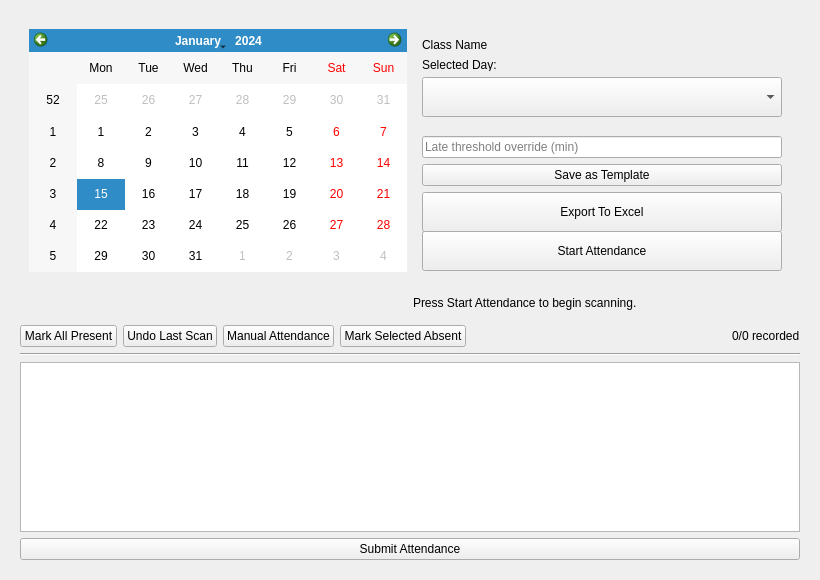
The window that ui/take_attendance_window.ui (imndllnuri/students-attendance-app) describes before a commit, drawn with Qt 5.
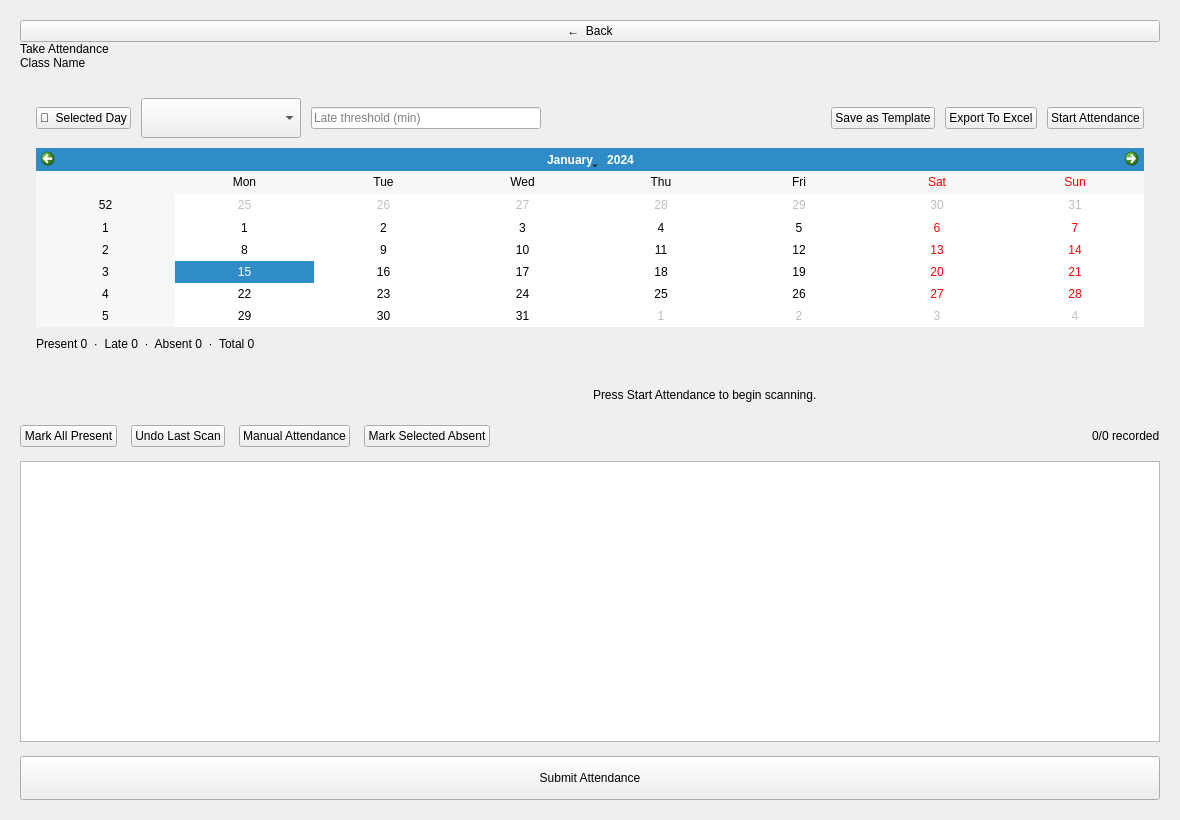
The same window after the commit.

Commit message: AttendU redesign: Take Attendance, roster-prominent custom layout

Diff of the .ui file:
```diff
--- a/ui/take_attendance_window.ui
+++ b/ui/take_attendance_window.ui
@@ -6,213 +6,196 @@
    <rect>
     <x>0</x>
     <y>0</y>
-    <width>820</width>
-    <height>580</height>
+    <width>1180</width>
+    <height>820</height>
    </rect>
   </property>
   <property name="windowTitle">
    <string>Take Attendance</string>
   </property>
-  <layout class="QVBoxLayout" name="verticalLayout_2">
+  <layout class="QVBoxLayout" name="root_layout">
+   <property name="leftMargin"><number>20</number></property>
+   <property name="topMargin"><number>20</number></property>
+   <property name="rightMargin"><number>20</number></property>
+   <property name="bottomMargin"><number>20</number></property>
+   <property name="spacing"><number>14</number></property>
    <item>
-    <widget class="QWidget" name="widget" native="true">
-     <layout class="QGridLayout" name="gridLayout">
-      <item row="1" column="0">
-       <widget class="QFrame" name="scan_status_card">
-        <layout class="QHBoxLayout" name="scan_status_layout">
-         <item>
-          <widget class="QLabel" name="scan_status_icon_lbl">
-           <property name="minimumSize"><size><width>24</width><height>0</height></size></property>
-           <property name="text"><string/></property>
-          </widget>
-         </item>
-         <item>
-          <widget class="QLabel" name="scan_status_text_lbl">
-           <property name="text"><string>Press Start Attendance to begin scanning.</string></property>
-          </widget>
-         </item>
-        </layout>
-       </widget>
-      </item>
-      <item row="2" column="0">
-       <layout class="QHBoxLayout" name="attendance_actions_row">
+    <layout class="QVBoxLayout" name="attendance_header_layout">
+     <property name="spacing"><number>0</number></property>
+     <item>
+      <widget class="QPushButton" name="back_to_class_btn">
+       <property name="text"><string>←  Back</string></property>
+      </widget>
+     </item>
+     <item>
+      <widget class="QLabel" name="attendance_page_title_lbl">
+       <property name="text"><string>Take Attendance</string></property>
+      </widget>
+     </item>
+     <item>
+      <widget class="QLabel" name="attendance_class_name_lbl">
+       <property name="text"><string>Class Name</string></property>
+      </widget>
+     </item>
+    </layout>
+   </item>
+   <item>
+    <widget class="QFrame" name="control_strip_card">
+     <layout class="QVBoxLayout" name="control_strip_card_layout">
+      <property name="leftMargin"><number>16</number></property>
+      <property name="topMargin"><number>14</number></property>
+      <property name="rightMargin"><number>16</number></property>
+      <property name="bottomMargin"><number>14</number></property>
+      <property name="spacing"><number>10</number></property>
+      <item>
+       <layout class="QHBoxLayout" name="control_strip_top_row">
         <item>
-         <widget class="QPushButton" name="mark_all_present_btn">
-          <property name="text"><string>Mark All Present</string></property>
+         <widget class="QPushButton" name="date_toggle_btn">
+          <property name="checkable"><bool>true</bool></property>
+          <property name="text"><string>📅  Selected Day</string></property>
          </widget>
         </item>
         <item>
-         <widget class="QPushButton" name="undo_last_scan_btn">
-          <property name="text"><string>Undo Last Scan</string></property>
+         <widget class="QComboBox" name="hours_comboBox">
+          <property name="minimumSize">
+           <size><width>160</width><height>40</height></size>
+          </property>
          </widget>
         </item>
         <item>
-         <widget class="QPushButton" name="manual_attendance_btn">
-          <property name="text"><string>Manual Attendance</string></property>
-          <property name="toolTip"><string>Mark a student's attendance without an RFID scan</string></property>
+         <widget class="QLineEdit" name="late_threshold_override_le">
+          <property name="maximumSize"><size><width>230</width><height>16777215</height></size></property>
+          <property name="minimumSize"><size><width>170</width><height>0</height></size></property>
+          <property name="placeholderText">
+           <string>Late threshold (min)</string>
+          </property>
          </widget>
         </item>
         <item>
-         <widget class="QPushButton" name="mark_selected_absent_btn">
-          <property name="text"><string>Mark Selected Absent</string></property>
-          <property name="toolTip"><string>Explicitly record chosen students as absent (e.g. a cancelled session)</string></property>
+         <widget class="QLabel" name="session_countdown_lbl">
+          <property name="text">
+           <string/>
+          </property>
          </widget>
         </item>
         <item>
-         <spacer name="attendance_actions_spacer">
+         <spacer name="control_strip_spacer">
           <property name="orientation"><enum>Qt::Horizontal</enum></property>
     <property name="sizeType"><enum>QSizePolicy::Expanding</enum></property>
-    <property name="sizeHint" stdset="0"><size><width>40</width><height>20</height></size></property>
+    <property name="sizeHint" stdset="0"><size><width>20</width><height>20</height></size></property>
    </spacer>
         </item>
         <item>
-         <widget class="QLabel" name="attendance_progress_lbl">
-          <property name="text"><string>0/0 recorded</string></property>
+         <widget class="QPushButton" name="save_session_template_btn">
+          <property name="text">
+           <string>Save as Template</string>
+          </property>
+          <property name="toolTip">
+           <string>Remember this time slot and late-threshold override for next time</string>
+          </property>
+         </widget>
+        </item>
+        <item>
+         <widget class="QPushButton" name="export_to_excel_btn">
+          <property name="text">
+           <string>Export To Excel</string>
+          </property>
+         </widget>
+        </item>
+        <item>
+         <widget class="QPushButton" name="start_attendance_btn">
+          <property name="text">
+           <string>Start Attendance</string>
+          </property>
          </widget>
         </item>
        </layout>
       </item>
-      <item row="3" column="0">
-       <widget class="Line" name="line">
-        <property name="orientation">
-         <enum>Qt::Horizontal</enum>
+      <item>
+       <widget class="QCalendarWidget" name="calendarWidget">
+        <property name="visible"><bool>false</bool></property>
+        <property name="maximumSize">
+         <size>
+          <width>16777215</width>
+          <height>280</height>
+         </size>
         </property>
        </widget>
       </item>
-      <item row="4" column="0">
-       <widget class="QTableWidget" name="take_attendance_tableWidget"/>
+      <item>
+       <widget class="QLabel" name="todays_summary_lbl">
+        <property name="text"><string>Present 0  ·  Late 0  ·  Absent 0  ·  Total 0</string></property>
+       </widget>
       </item>
-      <item row="5" column="0">
-       <widget class="QPushButton" name="submit_attendance_btn">
-        <property name="text">
-         <string>Submit Attendance</string>
-        </property>
+     </layout>
+    </widget>
+   </item>
+   <item>
+    <widget class="QFrame" name="scan_status_card">
+     <layout class="QHBoxLayout" name="scan_status_layout">
+      <item>
+       <widget class="QLabel" name="scan_status_icon_lbl">
+        <property name="minimumSize"><size><width>24</width><height>0</height></size></property>
+        <property name="text"><string/></property>
        </widget>
       </item>
-      <item row="0" column="0">
-       <widget class="QWidget" name="widget" native="true">
-        <layout class="QHBoxLayout" name="horizontalLayout">
-         <item>
-          <widget class="QCalendarWidget" name="calendarWidget">
-           <property name="maximumSize">
-            <size>
-             <width>16777215</width>
-             <height>320</height>
-            </size>
-           </property>
-          </widget>
-         </item>
-         <item>
-          <widget class="QWidget" name="topSideWidget" native="true">
-           <property name="sizePolicy">
-            <sizepolicy hsizetype="Expanding" vsizetype="Expanding">
-             <horstretch>0</horstretch>
-             <verstretch>0</verstretch>
-            </sizepolicy>
-           </property>
-           <property name="minimumSize">
-            <size>
-             <width>300</width>
-             <height>200</height>
-            </size>
-           </property>
-           <layout class="QVBoxLayout" name="verticalLayout_3">
-            <property name="sizeConstraint">
-             <enum>QLayout::SetDefaultConstraint</enum>
-            </property>
-            <item>
-             <layout class="QVBoxLayout" name="verticalLayout">
-              <item>
-               <widget class="QLabel" name="class_name_lbl">
-                <property name="maximumSize">
-                 <size>
-                  <width>369</width>
-                  <height>42</height>
-                 </size>
-                </property>
-                <property name="text">
-                 <string>Class Name</string>
-                </property>
-               </widget>
-              </item>
-              <item>
-               <widget class="QLabel" name="selected_day_lbl">
-                <property name="text">
-                 <string>Selected Day:</string>
-                </property>
-               </widget>
-              </item>
-             </layout>
-            </item>
-            <item>
-             <widget class="QComboBox" name="hours_comboBox">
-              <property name="minimumSize">
-               <size>
-                <width>0</width>
-                <height>40</height>
-               </size>
-              </property>
-             </widget>
-            </item>
-            <item>
-             <widget class="QLabel" name="session_countdown_lbl">
-              <property name="text">
-               <string/>
-              </property>
-             </widget>
-            </item>
-            <item>
-             <widget class="QLineEdit" name="late_threshold_override_le">
-              <property name="placeholderText">
-               <string>Late threshold override (min)</string>
-              </property>
-             </widget>
-            </item>
-            <item>
-             <widget class="QPushButton" name="save_session_template_btn">
-              <property name="text">
-               <string>Save as Template</string>
-              </property>
-              <property name="toolTip">
-               <string>Remember this time slot and late-threshold override for next time</string>
-              </property>
-             </widget>
-            </item>
-            <item>
-             <widget class="QPushButton" name="export_to_excel_btn">
-              <property name="minimumSize">
-               <size>
-                <width>0</width>
-                <height>40</height>
-               </size>
-              </property>
-              <property name="text">
-               <string>Export To Excel</string>
-              </property>
-             </widget>
-            </item>
-            <item>
-             <widget class="QPushButton" name="start_attendance_btn">
-              <property name="minimumSize">
-               <size>
-                <width>0</width>
-                <height>40</height>
-               </size>
-              </property>
-              <property name="text">
-               <string>Start Attendance</string>
-              </property>
-             </widget>
-            </item>
-           </layout>
-          </widget>
-         </item>
-        </layout>
+      <item>
+       <widget class="QLabel" name="scan_status_text_lbl">
+        <property name="text"><string>Press Start Attendance to begin scanning.</string></property>
        </widget>
       </item>
      </layout>
     </widget>
    </item>
+   <item>
+    <layout class="QHBoxLayout" name="attendance_actions_row">
+     <item>
+      <widget class="QPushButton" name="mark_all_present_btn">
+       <property name="text"><string>Mark All Present</string></property>
+      </widget>
+     </item>
+     <item>
+      <widget class="QPushButton" name="undo_last_scan_btn">
+       <property name="text"><string>Undo Last Scan</string></property>
+      </widget>
+     </item>
+     <item>
+      <widget class="QPushButton" name="manual_attendance_btn">
+       <property name="text"><string>Manual Attendance</string></property>
+       <property name="toolTip"><string>Mark a student's attendance without an RFID scan</string></property>
+      </widget>
+     </item>
+     <item>
+      <widget class="QPushButton" name="mark_selected_absent_btn">
+       <property name="text"><string>Mark Selected Absent</string></property>
+       <property name="toolTip"><string>Explicitly record chosen students as absent (e.g. a cancelled session)</string></property>
+      </widget>
+     </item>
+     <item>
+      <spacer name="attendance_actions_spacer">
+       <property name="orientation"><enum>Qt::Horizontal</enum></property>
+    <property name="sizeType"><enum>QSizePolicy::Expanding</enum></property>
+    <property name="sizeHint" stdset="0"><size><width>40</width><height>20</height></size></property>
+   </spacer>
+     </item>
+     <item>
+      <widget class="QLabel" name="attendance_progress_lbl">
+       <property name="text"><string>0/0 recorded</string></property>
+      </widget>
+     </item>
+    </layout>
+   </item>
+   <item>
+    <widget class="QTableWidget" name="take_attendance_tableWidget"/>
+   </item>
+   <item>
+    <widget class="QPushButton" name="submit_attendance_btn">
+     <property name="minimumSize"><size><width>0</width><height>44</height></size></property>
+     <property name="text">
+      <string>Submit Attendance</string>
+     </property>
+    </widget>
+   </item>
   </layout>
  </widget>
  <resources/>
```
The commit also changes 5 other files.
